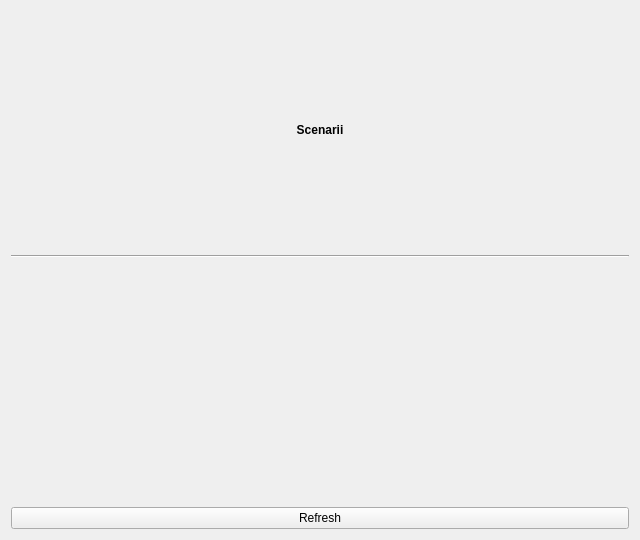
Before: the Qt Designer form option_scenery_base.ui in ac001/ffs-central, drawn with Qt 5.
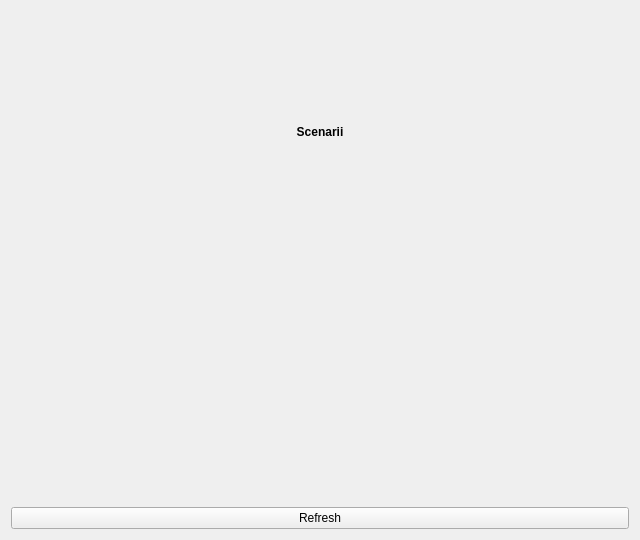
After: the same form once the commit is applied. Custom widgets are drawn as their Qt base class.

```diff
--- a/option_scenery_base.ui
+++ b/option_scenery_base.ui
@@ -39,14 +39,7 @@
      </property>
     </widget>
    </item>
-   <item row="1" column="0">
-    <widget class="Line" name="line">
-     <property name="orientation">
-      <enum>Qt::Horizontal</enum>
-     </property>
-    </widget>
-   </item>
-   <item row="3" column="0">
+   <item row="2" column="0">
     <widget class="KActionSelector" name="selector_scenarii">
      <property name="whatsThis">
       <string>Let you manage startup personnal properties</string>
```
Left out of the diff: 4 changed lines with no effect on the pictures.
